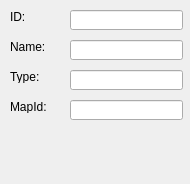
Qt form GameDemonstrator/dialogs/CityTypeInfoDialog.ui (raubwuerger/StrategicGameProject) before a commit.
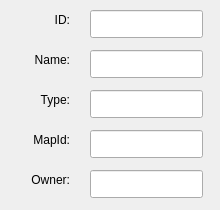
The same form after that commit.

What changed in the file:
```diff
--- a/GameDemonstrator/dialogs/CityTypeInfoDialog.ui
+++ b/GameDemonstrator/dialogs/CityTypeInfoDialog.ui
@@ -6,10 +6,16 @@
    <rect>
     <x>0</x>
     <y>0</y>
-    <width>190</width>
-    <height>184</height>
+    <width>220</width>
+    <height>210</height>
    </rect>
   </property>
+  <property name="minimumSize">
+   <size>
+    <width>220</width>
+    <height>210</height>
+   </size>
+  </property>
   <property name="windowTitle">
    <string>CityTypeInfoDialog</string>
   </property>
@@ -18,21 +24,24 @@
     <rect>
      <x>10</x>
      <y>10</y>
-     <width>46</width>
-     <height>13</height>
+     <width>60</width>
+     <height>20</height>
     </rect>
    </property>
    <property name="text">
     <string>ID:</string>
    </property>
+   <property name="alignment">
+    <set>Qt::AlignRight|Qt::AlignTrailing|Qt::AlignVCenter</set>
+   </property>
   </widget>
   <widget class="QLineEdit" name="lineEditId">
    <property name="geometry">
     <rect>
-     <x>70</x>
+     <x>90</x>
      <y>10</y>
      <width>113</width>
-     <height>20</height>
+     <height>28</height>
     </rect>
    </property>
   </widget>
@@ -40,22 +49,25 @@
    <property name="geometry">
     <rect>
      <x>10</x>
-     <y>40</y>
-     <width>46</width>
-     <height>13</height>
+     <y>50</y>
+     <width>60</width>
+     <height>20</height>
     </rect>
    </property>
    <property name="text">
     <string>Name:</string>
    </property>
+   <property name="alignment">
+    <set>Qt::AlignRight|Qt::AlignTrailing|Qt::AlignVCenter</set>
+   </property>
   </widget>
   <widget class="QLineEdit" name="lineEditName">
    <property name="geometry">
     <rect>
-     <x>70</x>
-     <y>40</y>
+     <x>90</x>
+     <y>50</y>
      <width>113</width>
-     <height>20</height>
+     <height>28</height>
     </rect>
    </property>
   </widget>
@@ -63,22 +75,25 @@
    <property name="geometry">
     <rect>
      <x>10</x>
-     <y>70</y>
-     <width>46</width>
-     <height>13</height>
+     <y>90</y>
+     <width>60</width>
+     <height>20</height>
     </rect>
    </property>
    <property name="text">
     <string>Type:</string>
    </property>
+   <property name="alignment">
+    <set>Qt::AlignRight|Qt::AlignTrailing|Qt::AlignVCenter</set>
+   </property>
   </widget>
   <widget class="QLineEdit" name="lineEditType">
    <property name="geometry">
     <rect>
-     <x>70</x>
-     <y>70</y>
+     <x>90</x>
+     <y>90</y>
      <width>113</width>
-     <height>20</height>
+     <height>28</height>
     </rect>
    </property>
   </widget>
@@ -86,22 +101,51 @@
    <property name="geometry">
     <rect>
      <x>10</x>
-     <y>100</y>
-     <width>46</width>
-     <height>13</height>
+     <y>130</y>
+     <width>60</width>
+     <height>20</height>
     </rect>
    </property>
    <property name="text">
     <string>MapId:</string>
    </property>
+   <property name="alignment">
+    <set>Qt::AlignRight|Qt::AlignTrailing|Qt::AlignVCenter</set>
+   </property>
   </widget>
   <widget class="QLineEdit" name="lineEditMapId">
    <property name="geometry">
     <rect>
-     <x>70</x>
-     <y>100</y>
+     <x>90</x>
+     <y>130</y>
      <width>113</width>
+     <height>28</height>
+    </rect>
+   </property>
+  </widget>
+  <widget class="QLabel" name="labelOwnerType">
+   <property name="geometry">
+    <rect>
+     <x>10</x>
+     <y>170</y>
+     <width>60</width>
      <height>20</height>
+    </rect>
+   </property>
+   <property name="text">
+    <string>Owner:</string>
+   </property>
+   <property name="alignment">
+    <set>Qt::AlignRight|Qt::AlignTrailing|Qt::AlignVCenter</set>
+   </property>
+  </widget>
+  <widget class="QLineEdit" name="lineEditOwnerType">
+   <property name="geometry">
+    <rect>
+     <x>90</x>
+     <y>170</y>
+     <width>113</width>
+     <height>28</height>
     </rect>
    </property>
   </widget>
```
Left out of the diff: 2 changed lines with no effect on the pictures.
